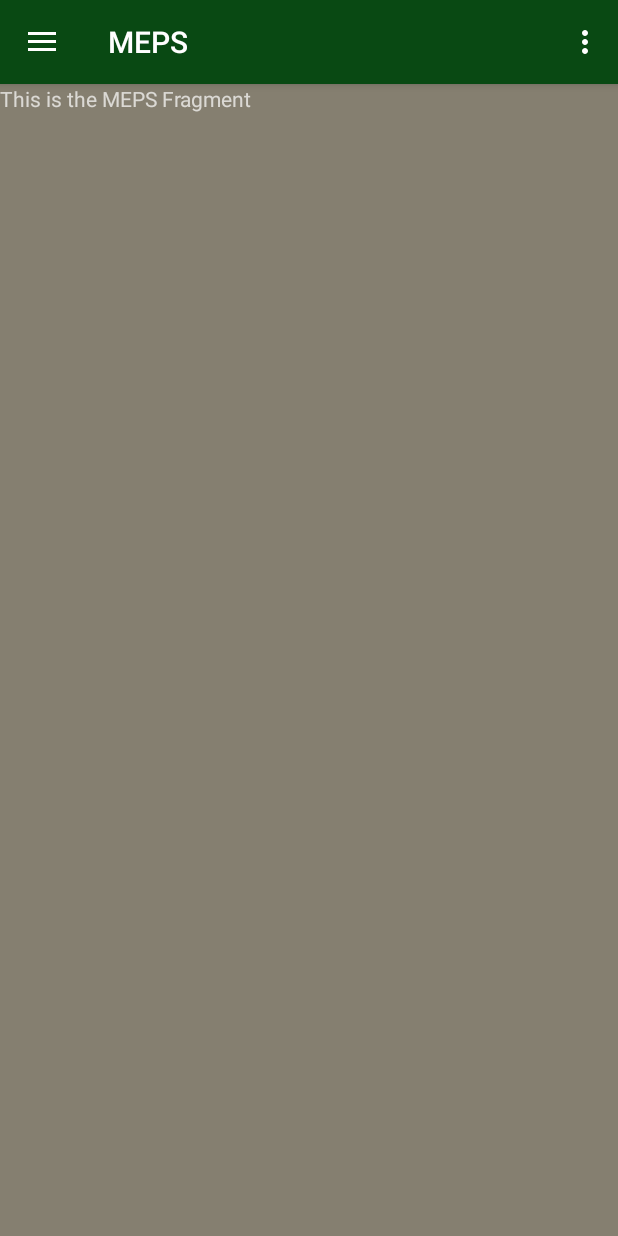
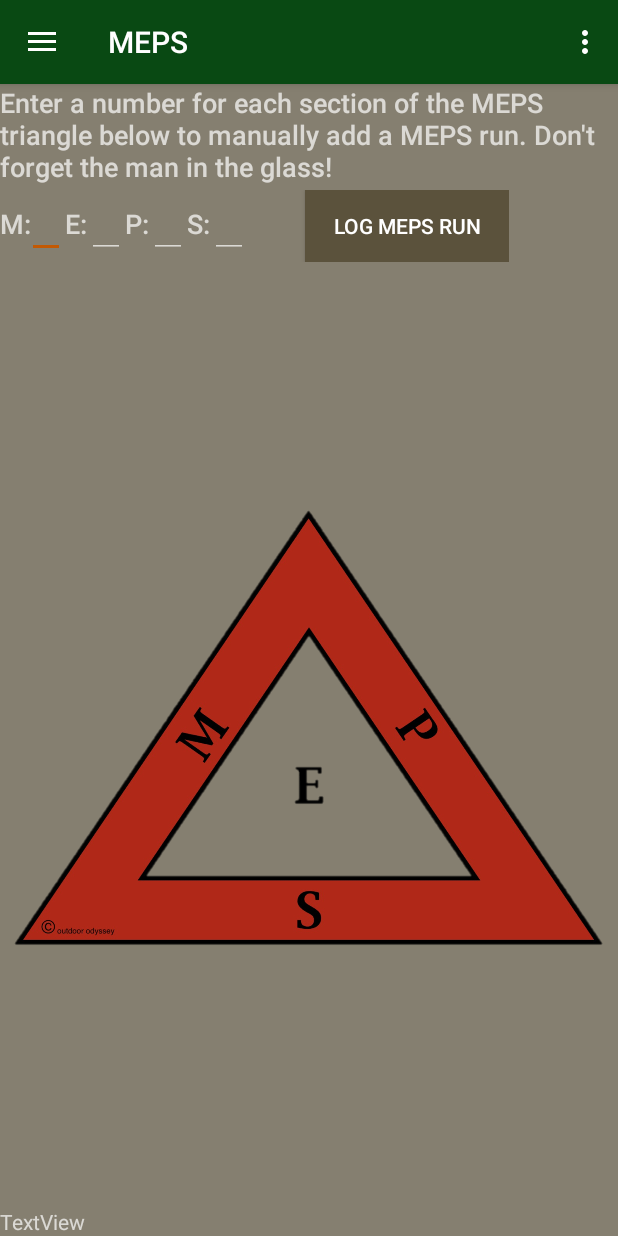
Before and after one commit to kwilsondev/outdoor-odyssey, an Android app: the screen it shows after launch (MainActivity), in the side drawer, after a tap on "MEPS Calculator", on a phone screen of 412 x 824 dp. Run offline under Robolectric (Android 15) with nearby library versions, the phone set to English and light mode, and no system bars.

Commit message:
Began to set up layout for meps fragment and defined a new button style and dark background color

```diff
--- a/app/src/main/res/layout/fragment_meps.xml
+++ b/app/src/main/res/layout/fragment_meps.xml
@@ -1,4 +1,5 @@
 <LinearLayout xmlns:android="http://schemas.android.com/apk/res/android"
+    xmlns:app="http://schemas.android.com/apk/res-auto"
     xmlns:tools="http://schemas.android.com/tools"
     android:layout_width="match_parent"
     android:layout_height="match_parent"
@@ -6,10 +7,135 @@
     tools:context="layout.mepsFragment">
 
     <!-- TODO: Update blank fragment layout -->
-    <TextView
-        android:id="@+id/text1"
+
+    <LinearLayout
         android:layout_width="match_parent"
-        android:layout_height="match_parent"
-        android:text="This is the MEPS Fragment" />
+        android:layout_height="wrap_content"
+        android:orientation="vertical">
 
+        <TextView
+            android:id="@+id/textView2"
+            android:layout_width="wrap_content"
+            android:layout_height="wrap_content"
+            android:text="@string/mepsInstructions"
+            android:textAppearance="@android:style/TextAppearance.DeviceDefault.Medium" />
+
+        <RelativeLayout
+            android:layout_width="339dp"
+            android:layout_height="match_parent"
+            android:paddingTop="3dp">
+
+            <TextView
+                android:id="@+id/mText"
+                android:layout_width="wrap_content"
+                android:layout_height="wrap_content"
+                android:paddingTop="10dp"
+                android:text="@string/mepsM"
+                android:textAppearance="@android:style/TextAppearance.DeviceDefault.Medium" />
+
+            <EditText
+                android:id="@+id/mEdit"
+                android:layout_width="25dp"
+                android:layout_height="wrap_content"
+                android:layout_alignBaseline="@+id/mText"
+                android:layout_alignBottom="@+id/mText"
+                android:layout_marginStart="18dp"
+                android:ems="10"
+                android:inputType="number" />
+
+            <TextView
+                android:id="@+id/eText"
+                android:layout_width="wrap_content"
+                android:layout_height="wrap_content"
+                android:layout_alignParentTop="true"
+                android:layout_toEndOf="@+id/mEdit"
+                android:paddingTop="10dp"
+                android:text="@string/mepsE"
+                android:textAppearance="@android:style/TextAppearance.DeviceDefault.Medium" />
+
+            <EditText
+                android:id="@+id/eEdit"
+                android:layout_width="25dp"
+                android:layout_height="wrap_content"
+                android:ems="10"
+                android:inputType="number"
+                android:layout_alignBaseline="@+id/eText"
+                android:layout_alignBottom="@+id/eText"
+                android:layout_toEndOf="@+id/eText" />
+
+            <TextView
+                android:id="@+id/pText"
+                android:layout_width="wrap_content"
+                android:layout_height="wrap_content"
+                android:layout_alignParentTop="true"
+                android:layout_toEndOf="@+id/eEdit"
+                android:paddingTop="10dp"
+                android:text="@string/mepsP"
+                android:textAppearance="@android:style/TextAppearance.DeviceDefault.Medium" />
+
+            <EditText
+                android:id="@+id/pEdit"
+                android:layout_width="25dp"
+                android:layout_height="wrap_content"
+                android:ems="10"
+                android:inputType="number"
+                android:layout_alignBaseline="@+id/pText"
+                android:layout_alignBottom="@+id/pText"
+                android:layout_toEndOf="@+id/pText" />
+
+            <TextView
+                android:id="@+id/sText"
+                android:layout_width="wrap_content"
+                android:layout_height="wrap_content"
+                android:layout_alignParentTop="true"
+                android:layout_toEndOf="@+id/pEdit"
+                android:paddingTop="10dp"
+                android:text="@string/mepsS"
+                android:textAppearance="@android:style/TextAppearance.DeviceDefault.Medium" />
+
+            <EditText
+                android:id="@+id/sEdit"
+                android:layout_width="25dp"
+                android:layout_height="wrap_content"
+                android:ems="10"
+                android:inputType="number"
+                android:layout_alignBaseline="@+id/sText"
+                android:layout_alignBottom="@+id/sText"
+                android:layout_toEndOf="@+id/sText" />
+
+            <Button
+                android:id="@+id/button2"
+                style="@style/newButtonStyle"
+                android:layout_width="match_parent"
+                android:layout_height="wrap_content"
+                android:layout_marginStart="38dp"
+                android:layout_toEndOf="@+id/sEdit"
+                android:elevation="5dp"
+                android:text="Log MEPS Run" />
+
+
+        </RelativeLayout>
+    </LinearLayout>
+
+
+    <ImageView
+        android:id="@+id/imageView"
+        android:layout_width="wrap_content"
+        android:layout_height="0dp"
+        android:layout_weight=".25"
+        app:srcCompat="@drawable/meps"
+        tools:layout_editor_absoluteX="27dp"
+        tools:layout_editor_absoluteY="65dp" />
+
+
+    <RelativeLayout
+        android:layout_width="match_parent"
+        android:layout_height="wrap_content">
+
+        <TextView
+            android:id="@+id/textView3"
+            android:layout_width="wrap_content"
+            android:layout_height="wrap_content"
+            android:text="TextView" />
+    </RelativeLayout>
 </LinearLayout>
--- a/app/src/main/res/values/colors.xml
+++ b/app/src/main/res/values/colors.xml
@@ -4,4 +4,5 @@
     <color name="colorPrimaryDark">#0e3406</color>
     <color name="colorAccent">#c35903</color>
     <color name="colorBackground">#857f70</color>
+    <color name="colorBackgroundDark">#5b523c</color>
 </resources>
--- a/app/src/main/res/values/strings.xml
+++ b/app/src/main/res/values/strings.xml
@@ -5,6 +5,12 @@
     <string name="navigation_drawer_close">Close navigation drawer</string>
     <string name="icon">Simple ODO logo icon</string>
     <string name="manual">Mentor Manual</string>
+
+    <string name="mepsInstructions">Enter a number for each section of the MEPS triangle below to manually add a MEPS run. Don\'t forget the man in the glass!</string>
+    <string name="mepsM">M:</string>
+    <string name="mepsE">E:</string>
+    <string name="mepsP">P:</string>
+    <string name="mepsS">S:</string>
 
     <string name="action_settings">Settings</string>
 
--- a/app/src/main/res/values/styles.xml
+++ b/app/src/main/res/values/styles.xml
@@ -18,6 +18,12 @@
         <item name="android:spinnerDropDownItemStyle">
             @style/spinnerDropDownItemStyle
         </item>
+
+    </style>
+
+    <style name="newButtonStyle">
+
+        <item name="android:background">@color/colorBackgroundDark</item>
 
     </style>
 
```
Also changed, not shown: app/src/main/res/drawable/logo.png (added), app/src/main/res/drawable/meps.png (added).
